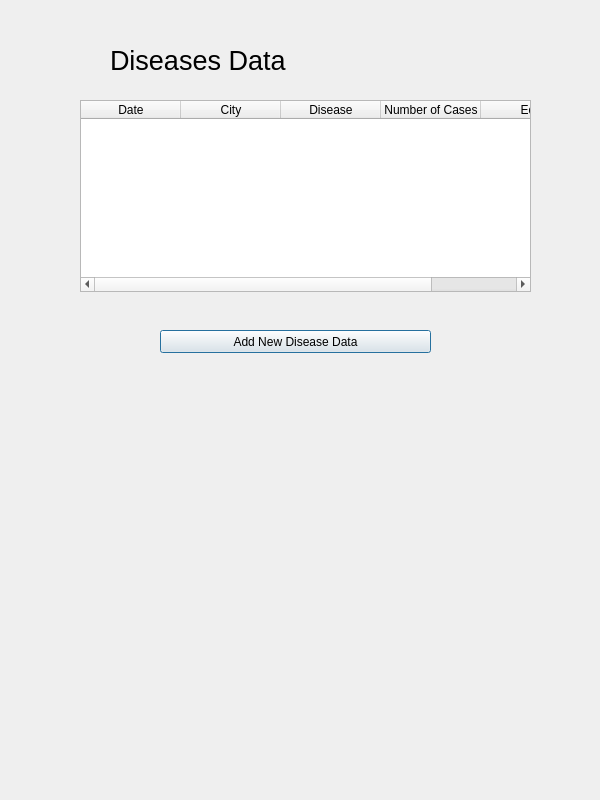
paulina7m/COMP3004OmegaSquad, file OmegaSquaddApplication/viewthediseaseswindow.ui: the form before one commit.
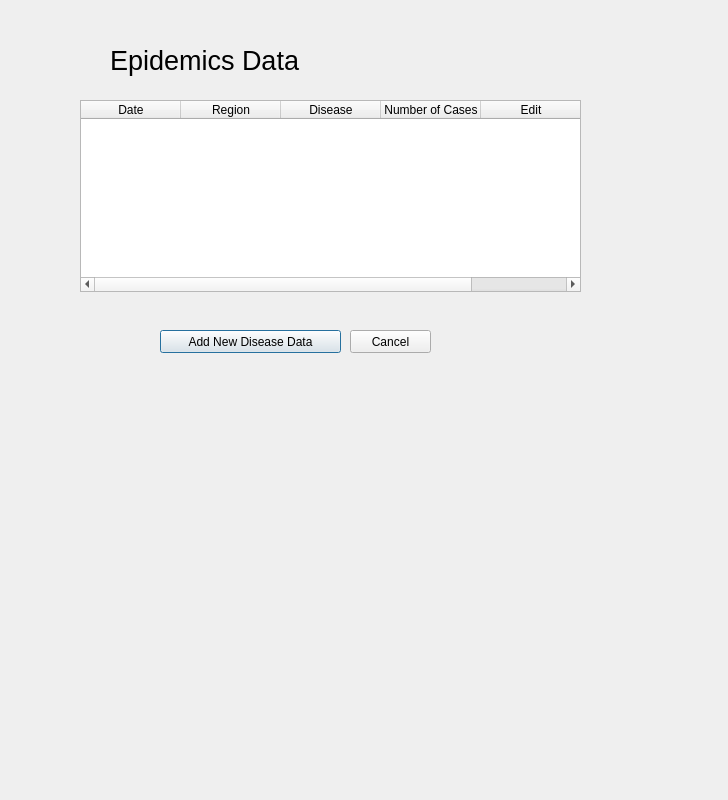
The form after the commit.

Diff of the .ui file:
```diff
--- a/OmegaSquaddApplication/viewthediseaseswindow.ui
+++ b/OmegaSquaddApplication/viewthediseaseswindow.ui
@@ -6,7 +6,7 @@
    <rect>
     <x>0</x>
     <y>0</y>
-    <width>600</width>
+    <width>728</width>
     <height>800</height>
    </rect>
   </property>
@@ -28,7 +28,7 @@
     </font>
    </property>
    <property name="text">
-    <string>Diseases Data</string>
+    <string>Epidemics Data</string>
    </property>
   </widget>
   <widget class="QTableWidget" name="tableWidget">
@@ -36,7 +36,7 @@
     <rect>
      <x>80</x>
      <y>100</y>
-     <width>451</width>
+     <width>501</width>
      <height>192</height>
     </rect>
    </property>
@@ -47,7 +47,7 @@
    </column>
    <column>
     <property name="text">
-     <string>City</string>
+     <string>Region</string>
     </property>
    </column>
    <column>
@@ -71,7 +71,7 @@
     <rect>
      <x>160</x>
      <y>330</y>
-     <width>271</width>
+     <width>181</width>
      <height>23</height>
     </rect>
    </property>
@@ -79,6 +79,19 @@
     <string>Add New Disease Data</string>
    </property>
   </widget>
+  <widget class="QPushButton" name="pushButton_2">
+   <property name="geometry">
+    <rect>
+     <x>350</x>
+     <y>330</y>
+     <width>81</width>
+     <height>23</height>
+    </rect>
+   </property>
+   <property name="text">
+    <string>Cancel</string>
+   </property>
+  </widget>
  </widget>
  <resources/>
  <connections/>
```
Left out of the diff: 39 changed lines with no effect on the pictures.
